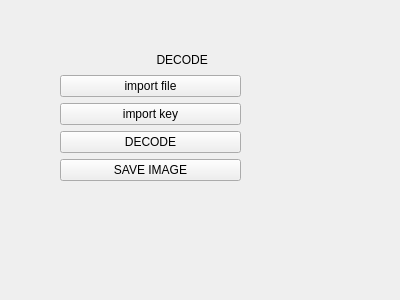
Qt form milestone1/app/decode_widget.ui (yuliahn/PRG_Praktikum) before a commit.
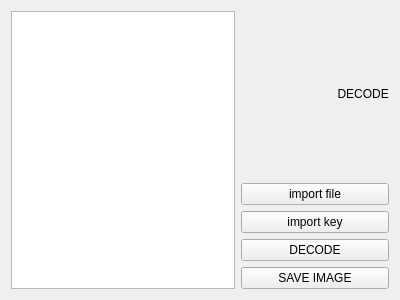
The same form after that commit.

The edit to the form file:
```diff
--- a/milestone1/app/decode_widget.ui
+++ b/milestone1/app/decode_widget.ui
@@ -13,15 +13,13 @@
   <property name="windowTitle">
    <string>Form</string>
   </property>
-  <widget class="QWidget" name="verticalLayoutWidget">
-   <property name="geometry">
-    <rect>
-     <x>60</x>
-     <y>50</y>
-     <width>181</width>
-     <height>131</height>
-    </rect>
-   </property>
+  <layout class="QHBoxLayout" name="horizontalLayout_2">
+   <item>
+    <layout class="QHBoxLayout" name="horizontalLayout">
+     <item>
+      <widget class="QGraphicsView" name="graphicsView"/>
+     </item>
+     <item>
    <layout class="QVBoxLayout" name="verticalLayout">
     <item>
      <widget class="QLabel" name="label">
@@ -59,7 +57,10 @@
      </widget>
     </item>
    </layout>
-  </widget>
+     </item>
+    </layout>
+   </item>
+  </layout>
  </widget>
  <resources/>
  <connections/>
```
Left out of the diff: 8 changed lines with no effect on the pictures. Lines whose indentation alone changed are shown as unchanged.
